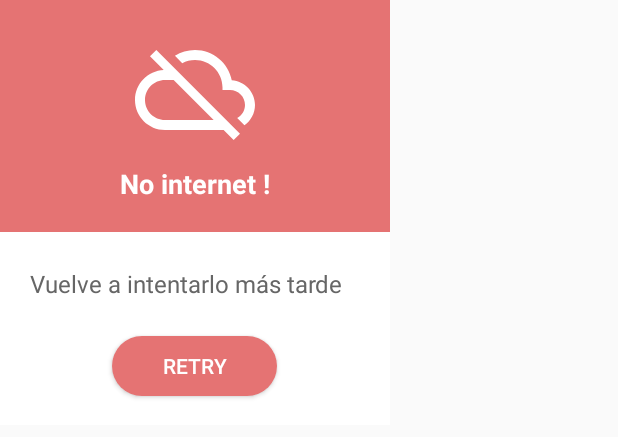
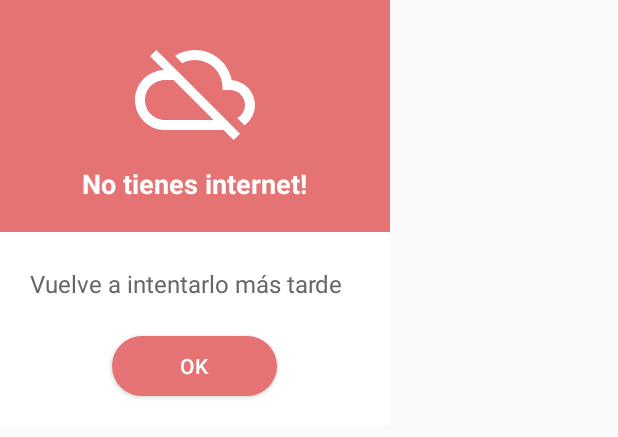
Before and after one commit to rickypazd/PlataformaNur, an Android app: the layout dialog_warning.xml on its own in the app's theme, with its tools: preview values and no code run, on a phone screen of 412 x 824 dp. Shown: the top 437 px of the screen. Run offline under Robolectric (Android 15) with nearby library versions, the phone set to English and light mode, and no system bars.

Commit message:
Se agregó un dialogo para indicar al usuario que no hay internet, al intentar iniciar sesión.
También se cambió el idioma de los textos a español.

```diff
--- a/PlataformaNur-master/PlataformaNur-master/app/src/main/res/layout/dialog_warning.xml
+++ b/PlataformaNur-master/PlataformaNur-master/app/src/main/res/layout/dialog_warning.xml
@@ -27,7 +27,7 @@
             android:layout_width="wrap_content"
             android:layout_height="wrap_content"
             android:layout_marginTop="@dimen/spacing_middle"
-            android:text="No internet !"
+            android:text="No tienes internet!"
             android:textAppearance="@style/TextAppearance.AppCompat.Medium"
             android:textColor="@android:color/white"
             android:textStyle="bold" />
@@ -67,7 +67,7 @@
             android:background="@drawable/btn_rounded_red"
             android:paddingLeft="@dimen/spacing_mlarge"
             android:paddingRight="@dimen/spacing_mlarge"
-            android:text="Retry"
+            android:text="Ok"
             android:textColor="@android:color/white" />
 
     </LinearLayout>
```
Also changed, not shown: PlataformaNur-master/PlataformaNur-master/app/src/main/java/com/example/ricardopazdemiquel/plataformanur/Login2.java (+35 -5 lines).
